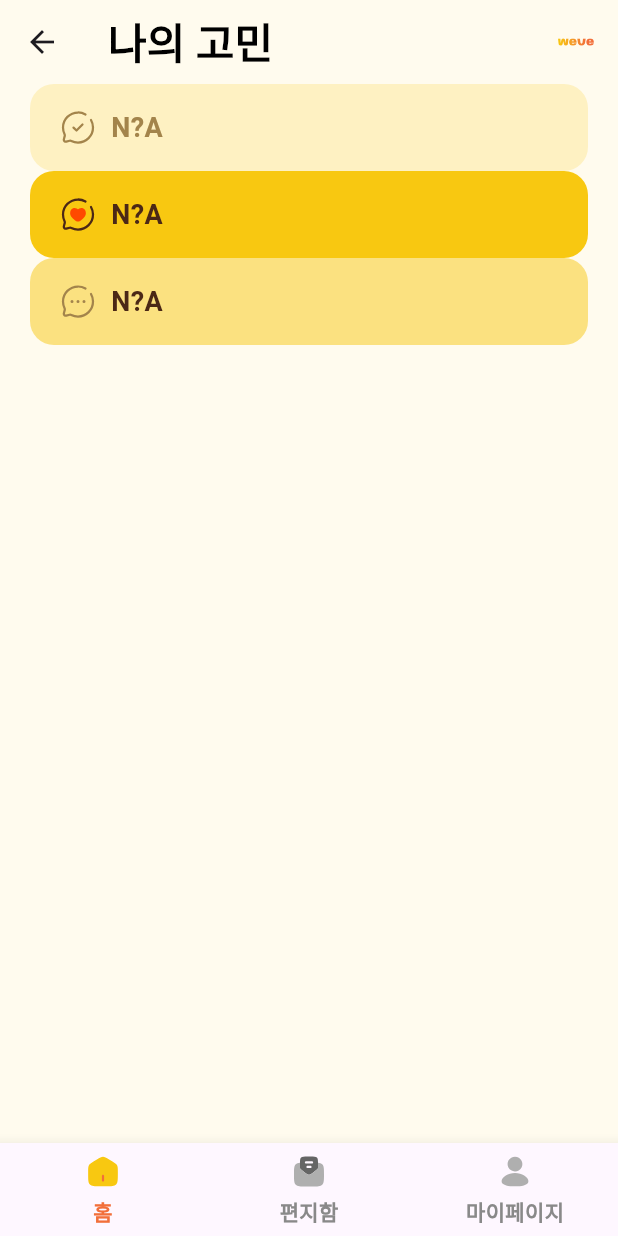
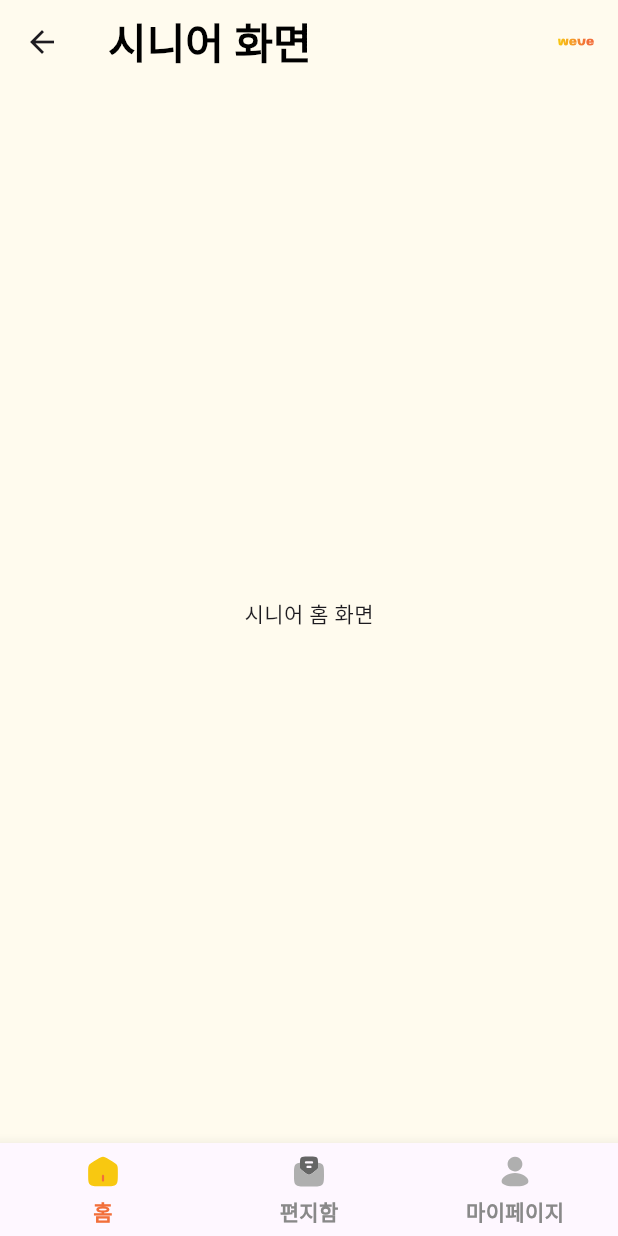
Before and after one commit to gdsc-ssu/gdgoc-weve-client, a Flutter app: the screen it shows after launch, after a tap on "어르신", on a phone screen of 412 x 824 dp. Run offline on Flutter 3.47's test engine with Material 3 defaults, Android fonts, the phone set to English and light mode, and no system bars; our stand-ins replace flutter_riverpod, flutter_svg, fluttertoast, lottie; Roboto replaces fonts that are missing (Pretendard).

Commit message:
feat: index_screen에서 모드 선택시 main_screen 모드별 변환
- junior_main_screen추가
- senior_main_screen추가
  - senior_home
  - senior_letterbox
  - senior_my

```diff
--- a/lib/commons/presentation/main_screen.dart
+++ b/lib/commons/presentation/main_screen.dart
@@ -1,63 +1,20 @@
 import 'package:flutter/material.dart';
-import 'package:flutter_riverpod/flutter_riverpod.dart';
-import 'package:weve_client/commons/widgets/header/model/header_type.dart';
-import 'package:weve_client/commons/widgets/header/view/header_widget.dart';
-import 'package:weve_client/commons/widgets/header/viewmodel/header_viewmodel.dart';
 import 'package:weve_client/commons/widgets/mode_button/model/mode_type.dart';
-import 'package:weve_client/core/constants/colors.dart';
-import 'package:weve_client/core/navigator/senior_navigation_bar.dart';
-import 'package:weve_client/core/provider/StateNotifierProvider.dart';
-import 'package:weve_client/features/junior/presentation/views/junior_home_screen.dart';
-import 'package:weve_client/features/junior/presentation/views/junior_my_screen.dart';
-import 'package:weve_client/features/junior/presentation/views/junior_write_screen.dart';
+import 'package:weve_client/features/junior/presentation/views/junior_main_screen.dart';
+import 'package:weve_client/features/senior/presentation/views/senior_main_screen.dart';
 
-class MainScreen extends ConsumerWidget {
+class MainScreen extends StatelessWidget {
   final ModeType? modeType;
 
   const MainScreen({super.key, this.modeType});
 
   @override
-  Widget build(BuildContext context, WidgetRef ref) {
-    final headerViewModel = ref.read(headerProvider.notifier);
-    final selectedIndex = ref.watch(navigationProvider);
-
-    final List<Widget> juniorPages = [
-      const JuniorHomeScreen(),
-      const JuniorWriteScreen(),
-      const JuniorMyScreen()
-    ];
-
-    // 시니어 페이지는 아직 구현되지 않았으므로 임시로 주니어 페이지를 사용합니다.
-    final List<Widget> seniorPages = [
-      const JuniorHomeScreen(),
-      const JuniorWriteScreen(),
-      const JuniorMyScreen()
-    ];
-
-    final List<Widget> pages =
-        modeType == ModeType.senior ? seniorPages : juniorPages;
-
-    WidgetsBinding.instance.addPostFrameCallback((_) {
-      headerViewModel.setHeader(
-          modeType == ModeType.senior
-              ? HeaderType.seniorTitleLogo
-              : HeaderType.juniorTitleLogo,
-          title: "나의 고민");
-    });
-
-    return Scaffold(
-      backgroundColor: WeveColor.bg.bg1,
-      appBar: HeaderWidget(),
-      body: Padding(
-        padding: const EdgeInsets.symmetric(horizontal: 20),
-        child: pages[selectedIndex],
-      ),
-      bottomNavigationBar: Column(
-        mainAxisSize: MainAxisSize.min,
-        children: [
-          SeniorNavigationBar(),
-        ],
-      ),
-    );
+  Widget build(BuildContext context) {
+    // 모드에 따라 다른 화면을 보여줍니다.
+    if (modeType == ModeType.senior) {
+      return const SeniorMainScreen();
+    } else {
+      return const JuniorMainScreen();
+    }
   }
 }
--- /dev/null
+++ b/lib/features/senior/presentation/views/senior_home_screen.dart
@@ -0,0 +1,19 @@
+import 'package:flutter/material.dart';
+
+class SeniorHomeScreen extends StatefulWidget {
+  const SeniorHomeScreen({super.key});
+
+  @override
+  State<SeniorHomeScreen> createState() => _SeniorHomeScreenState();
+}
+
+class _SeniorHomeScreenState extends State<SeniorHomeScreen> {
+  @override
+  Widget build(BuildContext context) {
+    return Scaffold(
+      body: Center(
+        child: Text("시니어 홈 화면"),
+      ),
+    );
+  }
+}
--- /dev/null
+++ b/lib/features/senior/presentation/views/senior_main_screen.dart
@@ -0,0 +1,46 @@
+import 'package:flutter/material.dart';
+import 'package:flutter_riverpod/flutter_riverpod.dart';
+import 'package:weve_client/commons/widgets/header/model/header_type.dart';
+import 'package:weve_client/commons/widgets/header/view/header_widget.dart';
+import 'package:weve_client/commons/widgets/header/viewmodel/header_viewmodel.dart';
+import 'package:weve_client/core/constants/colors.dart';
+import 'package:weve_client/core/navigator/senior_navigation_bar.dart';
+import 'package:weve_client/core/provider/StateNotifierProvider.dart';
+import 'package:weve_client/features/senior/presentation/views/senior_home_screen.dart';
+import 'package:weve_client/features/senior/presentation/views/senior_letterbox_screen.dart';
+import 'package:weve_client/features/senior/presentation/views/senior_my_screen.dart';
+
+class SeniorMainScreen extends ConsumerWidget {
+  const SeniorMainScreen({super.key});
+
+  @override
+  Widget build(BuildContext context, WidgetRef ref) {
+    final headerViewModel = ref.read(headerProvider.notifier);
+    final selectedIndex = ref.watch(navigationProvider);
+
+    final List<Widget> pages = [
+      const SeniorHomeScreen(),
+      const SeniorLetterboxScreen(),
+      const SeniorMyScreen()
+    ];
+
+    WidgetsBinding.instance.addPostFrameCallback((_) {
+      headerViewModel.setHeader(HeaderType.seniorTitleLogo, title: "시니어 화면");
+    });
+
+    return Scaffold(
+      backgroundColor: WeveColor.bg.bg1,
+      appBar: HeaderWidget(),
+      body: Padding(
+        padding: const EdgeInsets.symmetric(horizontal: 20),
+        child: pages[selectedIndex],
+      ),
+      bottomNavigationBar: Column(
+        mainAxisSize: MainAxisSize.min,
+        children: [
+          SeniorNavigationBar(),
+        ],
+      ),
+    );
+  }
+}
```
Also changed, not shown: lib/features/junior/presentation/views/junior_main_screen.dart (added, +46 -0 lines), lib/features/senior/presentation/views/senior_letterbox_screen.dart (added, +35 -0 lines), lib/features/senior/presentation/views/senior_my_screen.dart (added, +19 -0 lines).
